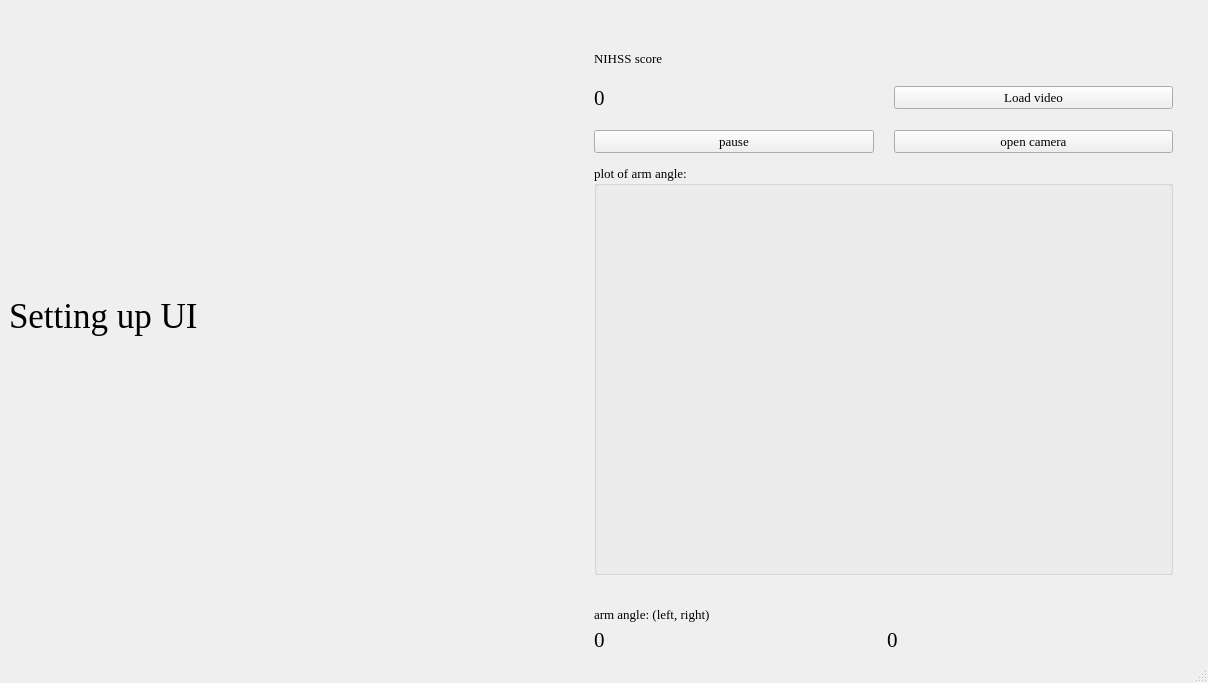
Before: the Qt Designer form demo.ui in kyrixn/IMR_summer, drawn with Qt 5.
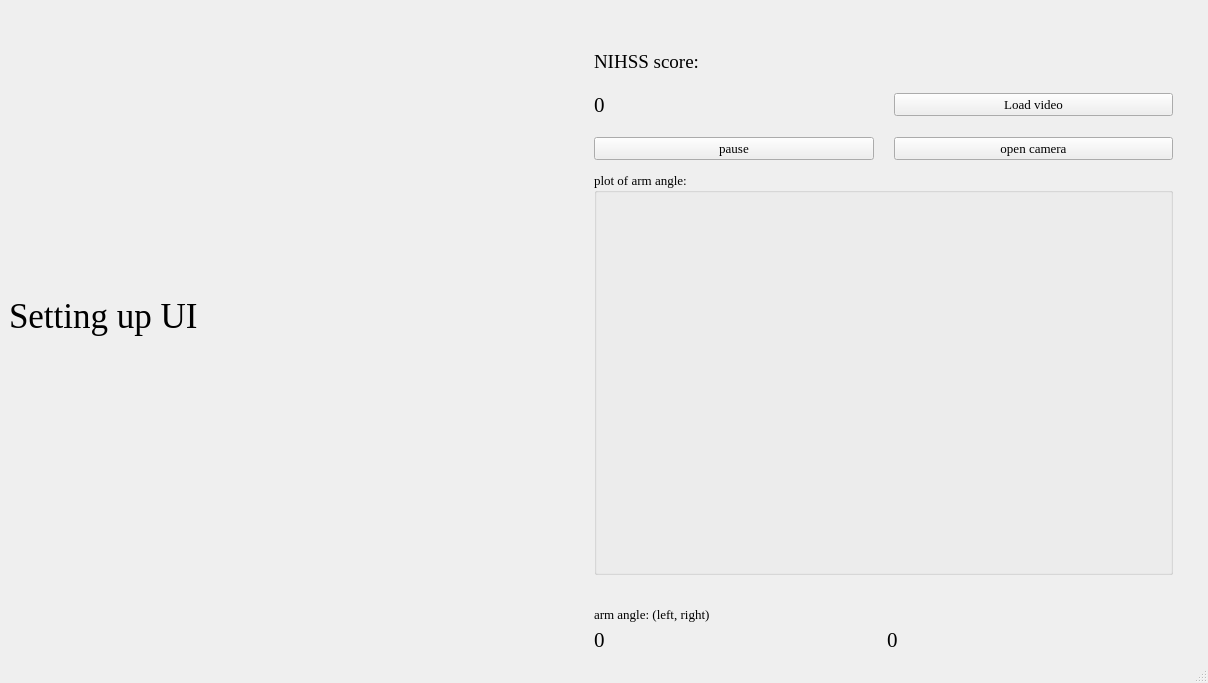
After: the same form once the commit is applied.

Commit message: change font size

What changed in the file:
```diff
--- a/demo.ui
+++ b/demo.ui
@@ -172,6 +172,14 @@
             <verstretch>0</verstretch>
            </sizepolicy>
           </property>
+          <property name="font">
+           <font>
+            <family>Times New Roman</family>
+            <pointsize>14</pointsize>
+            <weight>50</weight>
+            <bold>false</bold>
+           </font>
+          </property>
           <property name="layoutDirection">
            <enum>Qt::LeftToRight</enum>
           </property>
@@ -179,7 +187,7 @@
            <bool>false</bool>
           </property>
           <property name="text">
-           <string>NIHSS score</string>
+           <string>NIHSS score:</string>
           </property>
          </widget>
         </item>
```
The commit also changes 4 other files.
